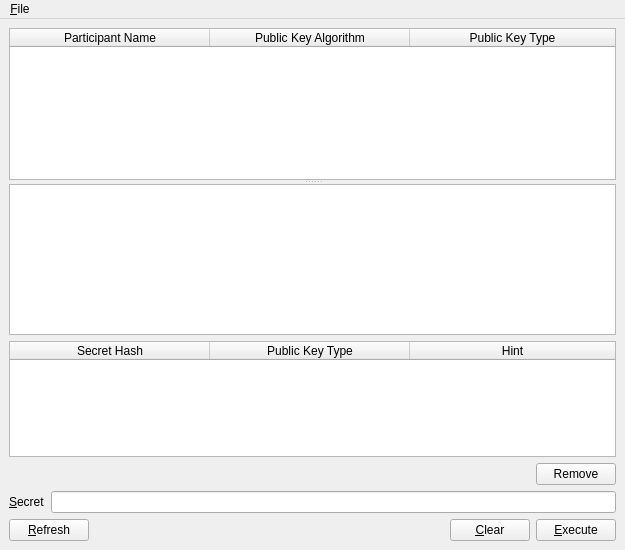
First picture: the form in branches/trunk/UI/spot-on-smpwindow.ui, repository textbrowser/spot-on, before the edit.
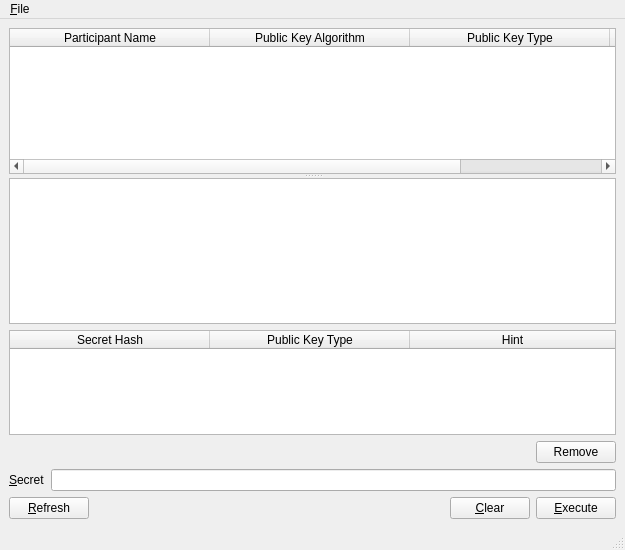
Second picture: the form after the edit. Icons and pictures are not drawn.

What changed in the file:
```diff
--- a/branches/trunk/UI/spot-on-smpwindow.ui
+++ b/branches/trunk/UI/spot-on-smpwindow.ui
@@ -58,6 +58,11 @@
          <string>Public Key Type</string>
         </property>
        </column>
+       <column>
+        <property name="text">
+         <string>OID</string>
+        </property>
+       </column>
       </widget>
       <widget class="QTextBrowser" name="output"/>
      </widget>
@@ -204,6 +209,7 @@
    </widget>
    <addaction name="menu_File"/>
   </widget>
+  <widget class="QStatusBar" name="statusBar"/>
   <action name="action_Close">
    <property name="text">
     <string>&amp;Close</string>
```
